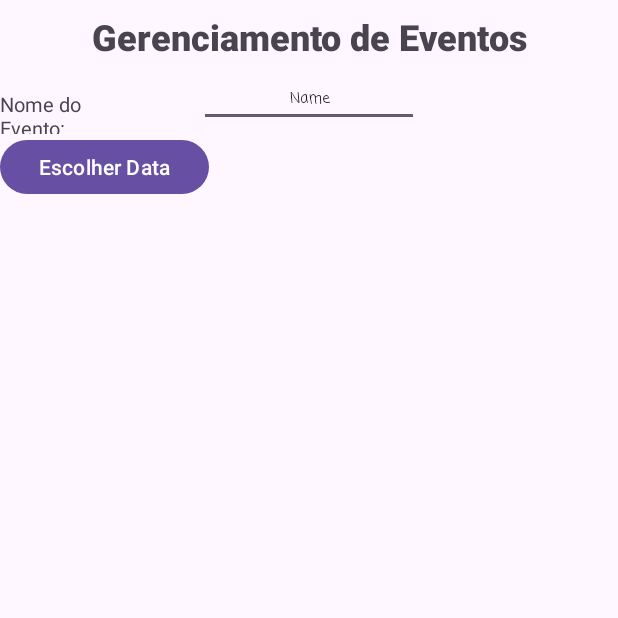
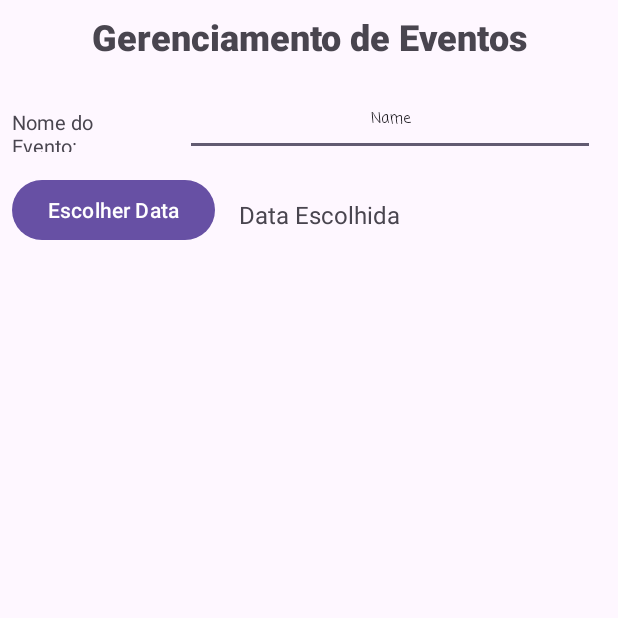
Before and after one commit to BRADDTELES/appEventos, an Android app: the screen it shows after launch (MainActivity), on a phone screen of 412 x 824 dp, the top half of it. Run offline under Robolectric (Android 15) with nearby library versions, the phone set to English and light mode, and no system bars.

Commit message:
corrigindo as posições do TextView, EditText, Button 'Escolher Data' e label 'Data Escolhida

```diff
--- a/app/src/main/java/com/example/appeventos/MainActivity.java
+++ b/app/src/main/java/com/example/appeventos/MainActivity.java
@@ -25,7 +25,7 @@ public class MainActivity extends AppCompatActivity {
         dataEscolhidaTextView = findViewById(R.id.dataEscolhidaTextView);
     }
 
-    public void escolherDataButtonAction(View view) {
+    public void escolherDataButtonAction(View view){
 
         UtilDate utilDate = new UtilDate();
         DatePickerDialog datePickerDialog = new DatePickerDialog(this, new DatePickerDialog.OnDateSetListener() {
@@ -34,7 +34,7 @@ public class MainActivity extends AppCompatActivity {
                 month++;
                 dataEscolhidaTextView.setText("" + dayOfMonth + "/" + month + "/" + year);
             }
-        }, utilDate.getAnoAtual(), utilDate.getMesAtual(), utilDate.getDiaAtual());
+        }, utilDate.getAnoAtual(), utilDate.getMesAtual(), utilDate.getDiaAtual() );
         datePickerDialog.show();
     }
 }
--- a/app/src/main/res/layout/activity_main.xml
+++ b/app/src/main/res/layout/activity_main.xml
@@ -31,46 +31,51 @@
         android:id="@+id/dataEscolhidaTextView"
         android:layout_width="wrap_content"
         android:layout_height="wrap_content"
-        android:layout_marginTop="16dp"
+        android:layout_marginStart="16dp"
+        android:layout_marginTop="84dp"
         android:fontFamily="sans-serif"
         android:text="@string/label_data_escolhida"
         android:textSize="16sp"
-        app:layout_constraintTop_toBottomOf="@+id/nomeEditText"
-        tools:layout_editor_absoluteX="152dp" />
+        app:layout_constraintStart_toEndOf="@+id/button"
+        app:layout_constraintTop_toBottomOf="@+id/linearLayout" />
 
     <TextView
         android:id="@+id/textView3"
         android:layout_width="100dp"
         android:layout_height="29dp"
-        android:layout_marginTop="12dp"
+        android:layout_marginStart="8dp"
+        android:layout_marginTop="24dp"
         android:fontFamily="sans-serif"
         android:text="@string/text_view_name_evento"
         android:textSize="13sp"
-        app:layout_constraintTop_toBottomOf="@+id/linearLayout"
-        tools:layout_editor_absoluteX="16dp" />
+        app:layout_constraintStart_toStartOf="parent"
+        app:layout_constraintTop_toBottomOf="@+id/linearLayout" />
 
     <Button
         android:id="@+id/button"
-        android:layout_width="139dp"
-        android:layout_height="44dp"
+        android:layout_width="wrap_content"
+        android:layout_height="wrap_content"
+        android:layout_marginStart="8dp"
+        android:layout_marginTop="68dp"
         android:onClick="escolherDataButtonAction"
         android:text="@string/label_escolher_data"
         app:layout_constraintStart_toStartOf="parent"
-        app:layout_constraintTop_toBottomOf="@+id/textView3" />
+        app:layout_constraintTop_toBottomOf="@+id/linearLayout" />
 
     <EditText
         android:id="@+id/nomeEditText"
-        android:layout_width="wrap_content"
+        android:layout_width="273dp"
         android:layout_height="wrap_content"
+        android:layout_marginTop="8dp"
         android:ems="10"
         android:fontFamily="casual"
         android:gravity="center"
         android:inputType="text"
+        android:minHeight="48dp"
         android:text="Name"
         android:textSize="10sp"
         app:layout_constraintEnd_toEndOf="parent"
-        app:layout_constraintHorizontal_bias="0.5"
-        app:layout_constraintStart_toStartOf="parent"
+        app:layout_constraintStart_toEndOf="@+id/textView3"
         app:layout_constraintTop_toBottomOf="@+id/linearLayout" />
 
 </androidx.constraintlayout.widget.ConstraintLayout>
```
